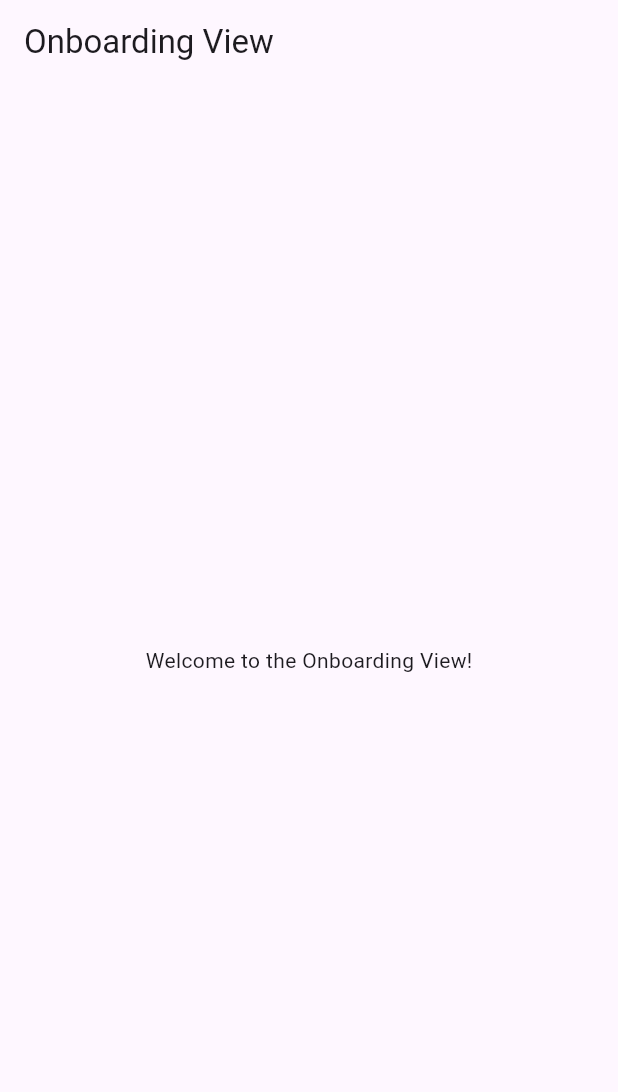
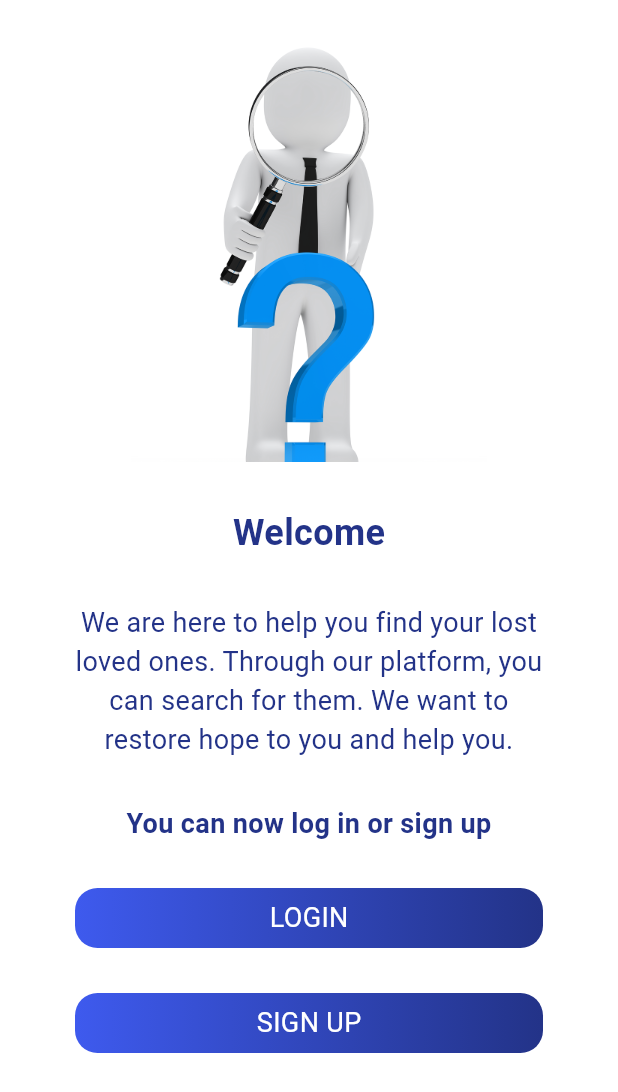
Before and after one commit to aliabdelnaby/mafqud, a Flutter app: the screen it shows after launch, on a phone screen of 412 x 824 dp. Shown: the top 1092 px of the screen. Run offline on Flutter 3.47's test engine with Material 3 defaults, Android fonts, the phone set to English and light mode, and no system bars; our stand-ins replace go_router.

Commit message:
Update onboarding view layout and add custom authentication buttons

```diff
--- a/lib/features/onBoarding/presentation/views/onboarding_view.dart.dart
+++ b/lib/features/onBoarding/presentation/views/onboarding_view.dart.dart
@@ -1,13 +1,60 @@
 import 'package:flutter/material.dart';
+import 'package:mafqud/core/utils/assets.dart';
+import 'package:mafqud/features/onBoarding/presentation/widgets/custom_auth_btn.dart';
 
 class OnboardingView extends StatelessWidget {
   const OnboardingView({super.key});
 
   @override
   Widget build(BuildContext context) {
-    return Scaffold(
-      appBar: AppBar(title: const Text('Onboarding View')),
-      body: const Center(child: Text('Welcome to the Onboarding View!')),
+    return SafeArea(
+      child: Scaffold(
+        body: SingleChildScrollView(
+          padding: const EdgeInsets.symmetric(horizontal: 50),
+          child: Column(
+            spacing: 30,
+            children: [
+              const SizedBox(),
+              Center(
+                child: Image.asset(
+                  Assets.imagesOnBoardingImage,
+                  height: 278,
+                  width: 237,
+                ),
+              ),
+              const Text(
+                "Welcome",
+                style: TextStyle(
+                  fontSize: 24,
+                  fontWeight: FontWeight.w700,
+                  color: Color(0xFF233388),
+                ),
+              ),
+              const Text(
+                "We are here to help you find your lost loved ones. Through our platform, you can search for them. We want to restore hope to you and help you.",
+                textAlign: TextAlign.center,
+                style: TextStyle(
+                  fontSize: 18,
+                  fontWeight: FontWeight.w400,
+                  color: Color(0xFF233388),
+                ),
+              ),
+              const Text(
+                "You can now log in or sign up",
+                textAlign: TextAlign.center,
+                style: TextStyle(
+                  fontSize: 18,
+                  fontWeight: FontWeight.w700,
+                  color: Color(0xFF233388),
+                ),
+              ),
+              CustomAuthBtn(text: "LOGIN", onTap: () {}),
+              CustomAuthBtn(text: "SIGN UP", onTap: () {}),
+              const SizedBox(),
+            ],
+          ),
+        ),
+      ),
     );
   }
 }
--- /dev/null
+++ b/lib/features/onBoarding/presentation/widgets/custom_auth_btn.dart
@@ -0,0 +1,34 @@
+import 'package:flutter/material.dart';
+
+class CustomAuthBtn extends StatelessWidget {
+  const CustomAuthBtn({super.key, required this.text, this.onTap});
+  final String text;
+  final void Function()? onTap;
+
+  @override
+  Widget build(BuildContext context) {
+    return InkWell(
+      onTap: onTap,
+      child: Container(
+        width: double.infinity,
+        padding: const EdgeInsets.symmetric(vertical: 7),
+        decoration: BoxDecoration(
+          gradient: const LinearGradient(
+            colors: [Color(0xFF3E5AEE), Color(0xFF233388)],
+          ),
+          borderRadius: BorderRadius.circular(15),
+        ),
+        child: Center(
+          child: Text(
+            text,
+            style: TextStyle(
+              fontSize: 18,
+              fontWeight: FontWeight.w400,
+              color: Colors.white,
+            ),
+          ),
+        ),
+      ),
+    );
+  }
+}
--- a/lib/main.dart
+++ b/lib/main.dart
@@ -16,6 +16,7 @@ class MyApp extends StatelessWidget {
       title: 'Mafqud',
       debugShowCheckedModeBanner: false,
       routerConfig: router,
+      theme: ThemeData(scaffoldBackgroundColor: Colors.white),
     );
   }
 }
```
Also changed, not shown: 1 other file.
